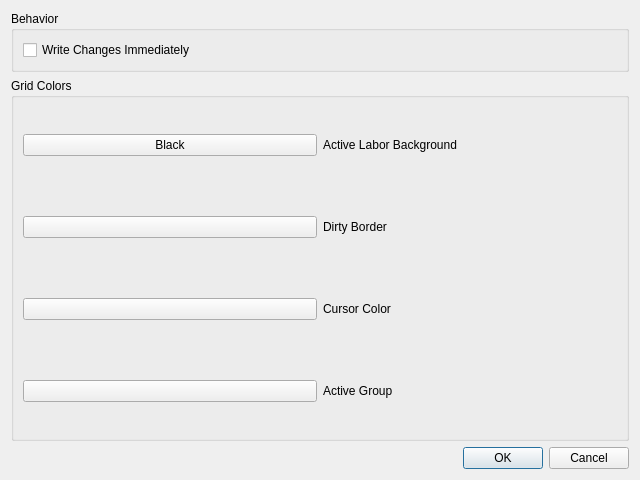
Above: ui/optionsmenu.ui from Dwarf-Therapist/Dwarf-Therapist before the change. Below: the same form after it.
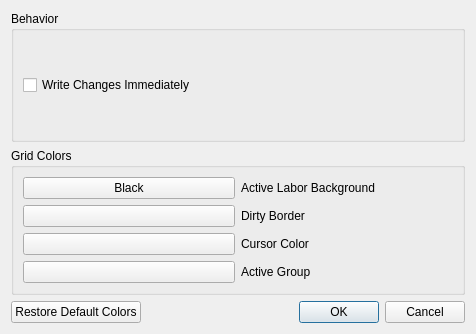
That is the form after the change. Custom widgets are drawn as their Qt base class.

The edit to the form file:
```diff
--- a/ui/optionsmenu.ui
+++ b/ui/optionsmenu.ui
@@ -6,14 +6,14 @@
    <rect>
     <x>0</x>
     <y>0</y>
-    <width>640</width>
-    <height>480</height>
+    <width>476</width>
+    <height>334</height>
    </rect>
   </property>
   <property name="windowTitle">
    <string>Options</string>
   </property>
-  <layout class="QVBoxLayout" name="verticalLayout_3" stretch="0,3,0">
+  <layout class="QVBoxLayout" name="verticalLayout_3">
    <item>
     <widget class="QGroupBox" name="groupBox">
      <property name="title">
@@ -157,6 +157,15 @@
     </widget>
    </item>
    <item>
+    <layout class="QHBoxLayout" name="horizontalLayout_5">
+     <item>
+      <widget class="QPushButton" name="btn_restore_defaults">
+       <property name="text">
+        <string>Restore Default Colors</string>
+       </property>
+      </widget>
+     </item>
+     <item>
     <widget class="QDialogButtonBox" name="buttonBox">
      <property name="orientation">
       <enum>Qt::Horizontal</enum>
@@ -165,6 +174,8 @@
       <set>QDialogButtonBox::Cancel|QDialogButtonBox::Ok</set>
      </property>
     </widget>
+     </item>
+    </layout>
    </item>
   </layout>
  </widget>
```
Lines whose indentation alone changed are shown as unchanged.
